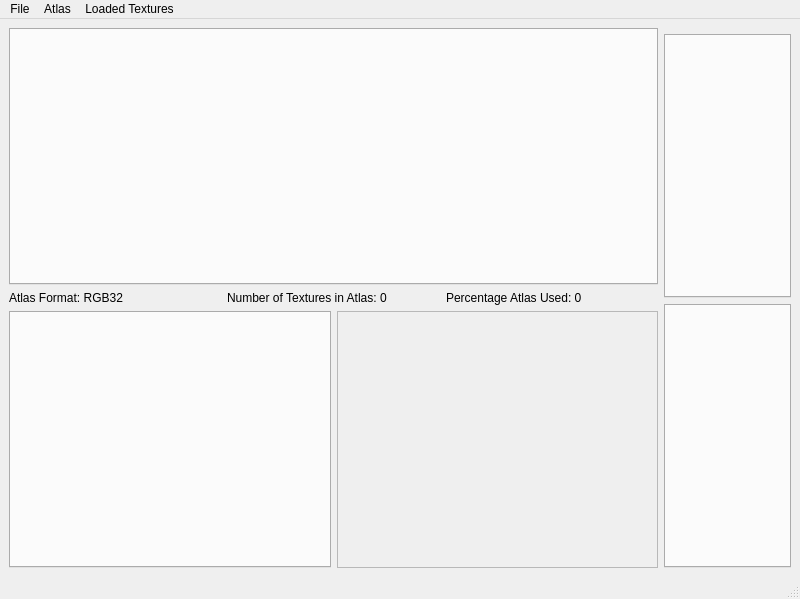
Before: the Qt Designer form GUI/mainwindow.ui in Binyamin-Brion/TextureAtlasCreator, drawn with Qt 5.
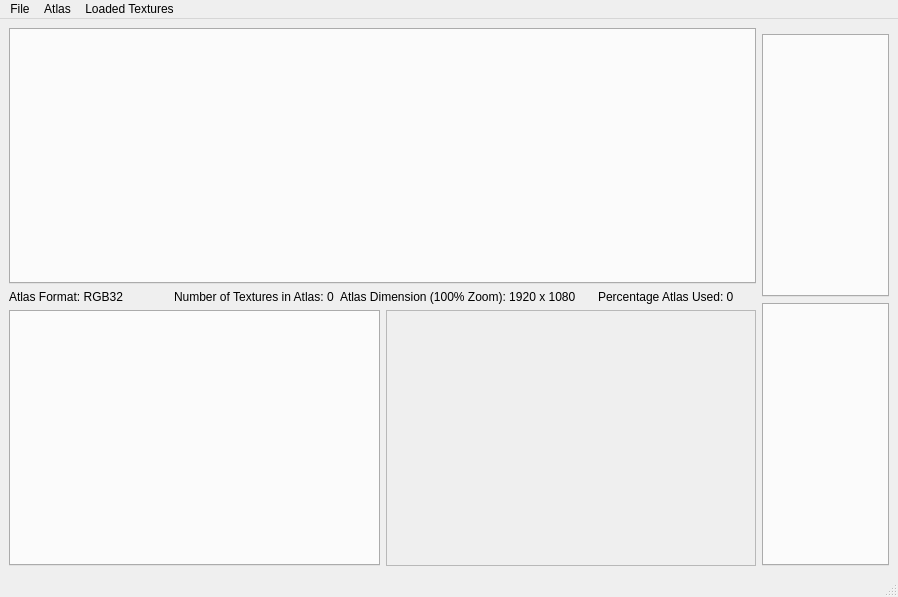
After: the same form once the commit is applied. Custom widgets are drawn as their Qt base class.

Commit message: - Added option to resize an atlas - An error message is given if exporting a texture fails, rather than an error message given by   Qt that may not be seen depending if there is a terminal open associated with this program - Updated User guide to make note of what to do if exporting a texture fails

Diff of the .ui file:
```diff
--- a/GUI/mainwindow.ui
+++ b/GUI/mainwindow.ui
@@ -6,8 +6,8 @@
    <rect>
     <x>0</x>
     <y>0</y>
-    <width>800</width>
-    <height>599</height>
+    <width>898</width>
+    <height>597</height>
    </rect>
   </property>
   <property name="windowTitle">
@@ -26,6 +26,11 @@
          <layout class="QHBoxLayout" name="horizontalLayout">
           <item>
            <widget class="QLabel" name="atlasFormatLabel">
+            <property name="font">
+             <font>
+              <pointsize>9</pointsize>
+             </font>
+            </property>
             <property name="text">
              <string>Atlas Format: RGB32</string>
             </property>
@@ -33,13 +38,35 @@
           </item>
           <item>
            <widget class="QLabel" name="numberTexturesLabel">
+            <property name="font">
+             <font>
+              <pointsize>9</pointsize>
+             </font>
+            </property>
             <property name="text">
              <string>Number of Textures in Atlas: 0</string>
             </property>
            </widget>
           </item>
+          <item>
+           <widget class="QLabel" name="atlasDimensionLabel">
+            <property name="font">
+             <font>
+              <pointsize>9</pointsize>
+             </font>
+            </property>
+            <property name="text">
+             <string>Atlas Dimension (100% Zoom): 1920 x 1080     </string>
+            </property>
+           </widget>
+          </item>
           <item>
            <widget class="QLabel" name="percentageAtlasUsed">
+            <property name="font">
+             <font>
+              <pointsize>9</pointsize>
+             </font>
+            </property>
             <property name="text">
              <string>Percentage Atlas Used: 0</string>
             </property>
@@ -60,6 +87,12 @@
               <verstretch>0</verstretch>
              </sizepolicy>
             </property>
+            <property name="maximumSize">
+             <size>
+              <width>400</width>
+              <height>16777215</height>
+             </size>
+            </property>
             <property name="widgetResizable">
              <bool>true</bool>
             </property>
@@ -68,8 +101,8 @@
               <rect>
                <x>0</x>
                <y>0</y>
-               <width>315</width>
-               <height>248</height>
+               <width>364</width>
+               <height>249</height>
               </rect>
              </property>
             </widget>
@@ -94,7 +127,7 @@
           </property>
           <property name="maximumSize">
            <size>
-            <width>600</width>
+            <width>750</width>
             <height>16777215</height>
            </size>
           </property>
@@ -110,7 +143,7 @@
           </property>
           <property name="maximumSize">
            <size>
-            <width>600</width>
+            <width>750</width>
             <height>16777215</height>
            </size>
           </property>
@@ -127,7 +160,7 @@
     <rect>
      <x>0</x>
      <y>0</y>
-     <width>800</width>
+     <width>898</width>
      <height>21</height>
     </rect>
    </property>
```
The commit also changes 24 other files.
